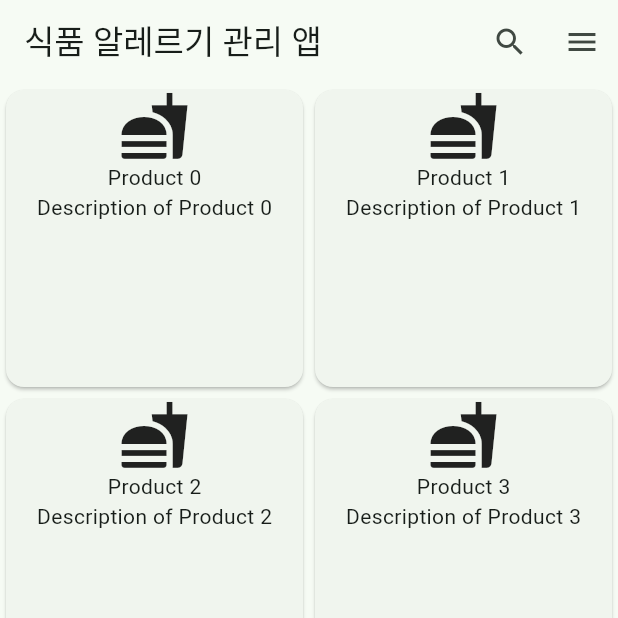
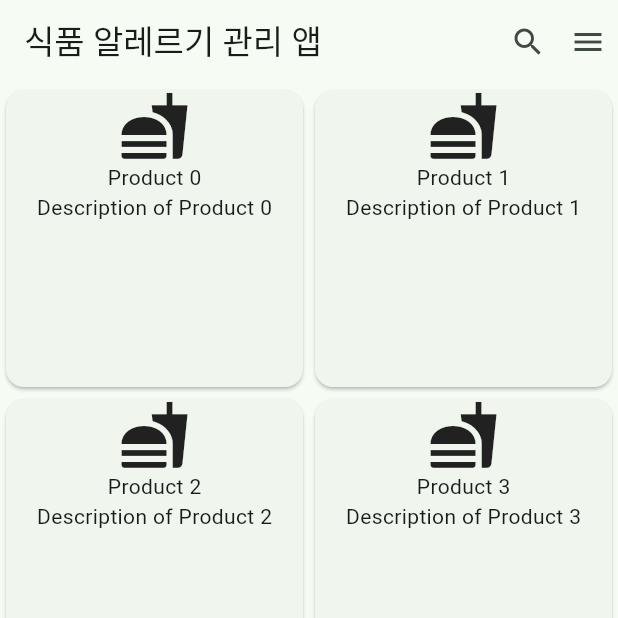
Before and after one commit to kimnambin/banergy, a Flutter app: the screen it shows after launch, on a phone screen of 412 x 824 dp, the top half of it. Run offline on Flutter 3.47's test engine with Material 3 defaults, Android fonts, the phone set to English and light mode, and no system bars; our stand-ins replace image_picker; missing offline and left inert: flutter_barcode_scanner, flutter_tesseract_ocr, qr_bar_code_scanner_dialog.

Commit message:
테스트테스트트

```diff
--- a/lib/main.dart
+++ b/lib/main.dart
@@ -34,25 +34,31 @@ class HomeScreen extends StatelessWidget {
       appBar: AppBar(
         title: Text('식품 알레르기 관리 앱'),
         actions: [
-          IconButton(
-            icon: Icon(Icons.search),
-            onPressed: () {
-              // 검색 아이콘을 눌렀을 때 검색 페이지로 이동
+          InkWell(
+            onTap: () {
+              // 검색 페이지로 이동
               Navigator.push(
                 context,
                 MaterialPageRoute(builder: (context) => const SearchScreen()),
               );
             },
+            child: Padding(
+              padding: const EdgeInsets.all(8.0),
+              child: Icon(Icons.search),
+            ),
           ),
-          IconButton(
-            icon: Icon(Icons.menu),
-            onPressed: () {
-              // 메뉴 아이콘을 눌렀을 때의 메뉴 페이지로 이동
+          InkWell(
+            onTap: () {
+              // 메뉴 페이지로 이동
               Navigator.push(
                 context,
                 MaterialPageRoute(builder: (context) => const MenuScreen()),
               );
             },
+            child: Padding(
+              padding: const EdgeInsets.all(8.0),
+              child: Icon(Icons.menu),
+            ),
           ),
         ],
       ),
--- a/lib/mypage/mypage.dart
+++ b/lib/mypage/mypage.dart
@@ -5,13 +5,10 @@ import 'package:flutter_banergy/mypage/mypage_Changeidpw.dart';
 import 'package:flutter_banergy/mypage/mypage_Delete.dart';
 import 'package:flutter_banergy/mypage/mypage_InquiryScreen.dart';
 import 'package:flutter_banergy/mypage/mypage_addProductScreen.dart';
-import '../mypage/mypage.dart';
 import '../mypage/mypage_allergy_information.dart';
 import '../mypage/mypage_record_allergy_reactions.dart';
 import '../mypage/mypage_filtering_allergies.dart';
-import '../mypage/mypage_addProductScreen.dart';
 import '../mypage/mypage_freeboard.dart';
-import 'package:flutter_banergy/login/login_login.dart';
 import 'package:qr_bar_code_scanner_dialog/qr_bar_code_scanner_dialog.dart';
 
 void main() {
```
